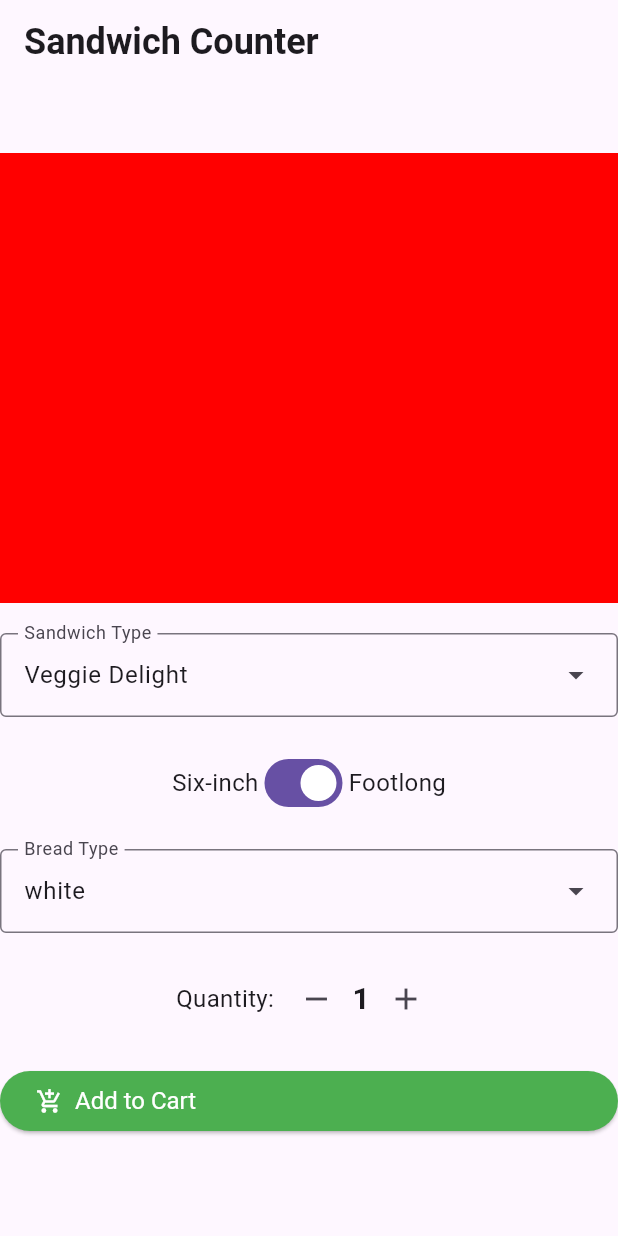
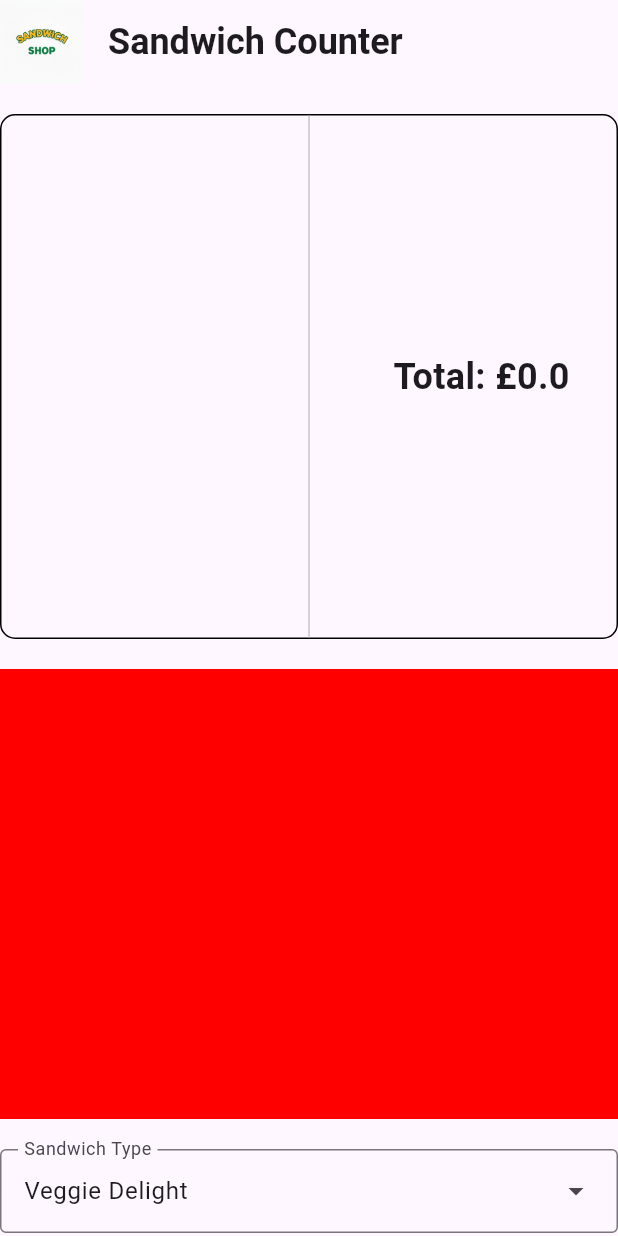
Before and after one commit to nsamede/sandwich_shop, a Flutter app: the screen it shows after launch, on a phone screen of 412 x 824 dp. Run offline on Flutter 3.47's test engine with Material 3 defaults, Android fonts, the phone set to English and light mode, and no system bars.

Commit message:
Added cart summarry widget and associated tests

```diff
--- a/lib/main.dart
+++ b/lib/main.dart
@@ -1,4 +1,5 @@
 import 'package:flutter/material.dart';
+import 'package:sandwich_shop/repositories/pricing_repository.dart';
 import 'package:sandwich_shop/views/app_styles.dart';
 import 'package:sandwich_shop/models/sandwich.dart';
 import 'package:sandwich_shop/models/cart.dart';
@@ -30,8 +31,89 @@ class OrderScreen extends StatefulWidget {
   }
 }
 
+class CartSummary extends StatefulWidget {
+  final Cart cart;
+  const CartSummary({super.key, required this.cart});
+
+  @override
+  State<CartSummary> createState() {
+    return _CartSummaryState();
+  }
+}
+
+class _CartSummaryState extends State<CartSummary> {
+  @override
+  Widget build(BuildContext context) {
+    Map<Sandwich, int> sandwiches = widget.cart.sandwiches;
+
+    return Container(
+      height: 350,
+      margin: EdgeInsets.symmetric(vertical: 20),
+      decoration: BoxDecoration(
+        border: BoxBorder.all(color: Colors.black, width: 1),
+        borderRadius: BorderRadius.all(Radius.circular(10)),
+      ),
+      child: LayoutBuilder(
+        builder: (context, constraints) {
+          double dividerWidth = 50;
+          return SizedBox(
+            child: Row(
+              children: [
+                SizedBox(
+                  width: 0.5 * (constraints.maxWidth - dividerWidth),
+                  child: ListView(
+                    children: [
+                      for (Sandwich sandwich in sandwiches.keys)
+                        Card(
+                          margin: EdgeInsets.only(
+                            left: 25,
+                            top: 10,
+                            bottom: 10,
+                          ),
+                          child: Padding(
+                            padding: const EdgeInsets.all(10.0),
+                            child: Column(
+                              crossAxisAlignment: CrossAxisAlignment.start,
+                              children: [
+                                Text("Sandwich Type: ${sandwich.name}"),
+                                Text("Bread Type: ${sandwich.breadType.name}"),
+                                Text(
+                                  "Size: ${sandwich.isFootlong ? "Footlong" : "Six Inch"}",
+                                ),
+                                Text("Quantity: ${sandwiches[sandwich]}"),
+                                Text(
+                                  "Price: £${PricingRepository().calculatePrice(quantity: sandwiches[sandwich]!, isFootlong: sandwich.isFootlong)}",
+                                ),
+                              ],
+                            ),
+                          ),
+                        ),
+                    ],
+                  ),
+                ),
+
+                VerticalDivider(width: dividerWidth),
+
+                SizedBox(
+                  width: 0.5 * (constraints.maxWidth - dividerWidth),
+                  child: Center(
+                    child: Text(
+                      "Total: £${widget.cart.total}",
+                      style: heading1,
+                    ),
+                  ),
+                ),
+              ],
+            ),
+          );
+        },
+      ),
+    );
+  }
+}
+
 class _OrderScreenState extends State<OrderScreen> {
-  final Cart _cart = Cart(maxItems: 5);
+  final Cart _cart = Cart(maxItems: OrderScreen().maxQuantity);
   final TextEditingController _notesController = TextEditingController();
 
   SandwichType _selectedSandwichType = SandwichType.veggieDelight;
@@ -180,12 +262,19 @@ class _OrderScreenState extends State<OrderScreen> {
   @override
   Widget build(BuildContext context) {
     return Scaffold(
-      appBar: AppBar(title: const Text('Sandwich Counter', style: heading1)),
+      appBar: AppBar(
+        leading: SizedBox(
+          height: 100,
+          child: Image.asset("assets/images/logo.png"),
+        ),
+        title: const Text('Sandwich Counter', style: heading1),
+      ),
       body: Center(
         child: SingleChildScrollView(
           child: Column(
             crossAxisAlignment: CrossAxisAlignment.stretch,
             children: [
+              CartSummary(cart: _cart),
               SizedBox(
                 height: 300,
                 child: Image.asset(
```
Also changed, not shown: 1 other file.
